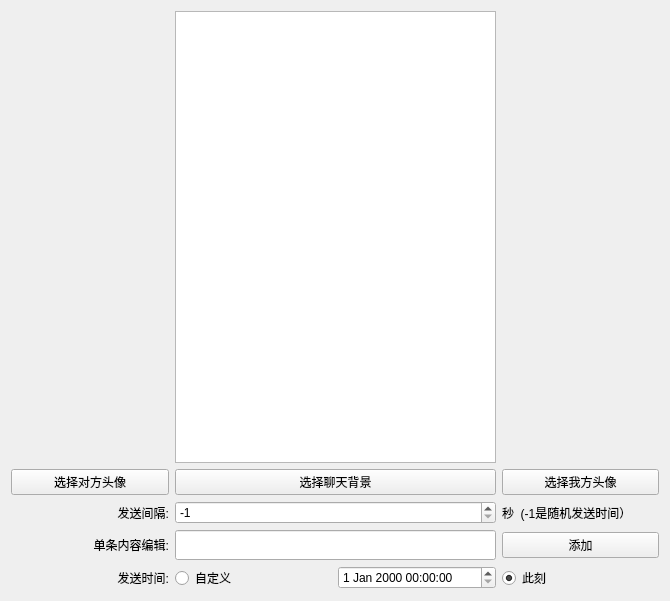
Before: the Qt Designer form configwidget.ui in coderKeyXie/wechat_simulate, drawn with Qt 5.
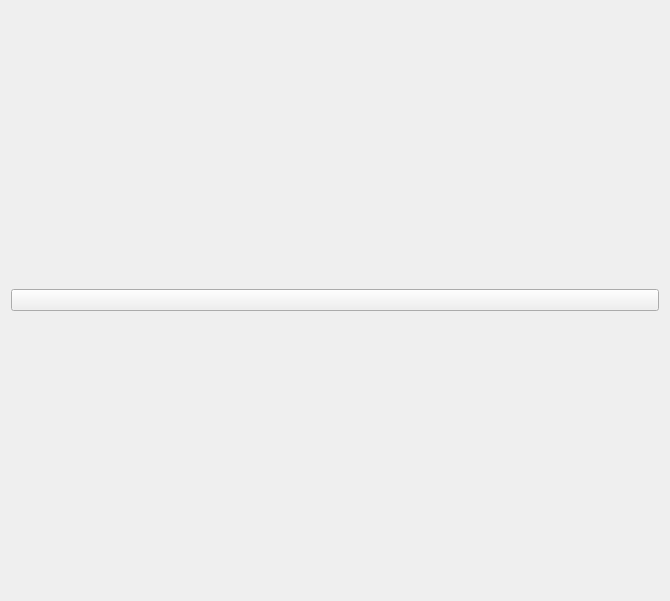
After: the same form once the commit is applied.

Commit message: 1.Added chat background support, 2.added avatar setting support 3.added sender modification support 4.added image sending function support

What changed in the file:
```diff
--- a/configwidget.ui
+++ b/configwidget.ui
@@ -14,132 +14,13 @@
    <string>Form</string>
   </property>
   <layout class="QGridLayout" name="gridLayout">
-   <item row="6" column="0">
-    <widget class="QLabel" name="label_4">
+   <item row="0" column="0">
+    <widget class="QPushButton" name="pushButton">
      <property name="text">
-      <string>发送时间:</string>
-     </property>
-     <property name="alignment">
-      <set>Qt::AlignRight|Qt::AlignTrailing|Qt::AlignVCenter</set>
-     </property>
-    </widget>
-   </item>
-   <item row="4" column="3">
-    <widget class="QLabel" name="label_2">
-     <property name="toolTip">
-      <string>随机0-5秒发送</string>
-     </property>
-     <property name="text">
-      <string>秒  (-1是随机发送时间）</string>
-     </property>
-    </widget>
-   </item>
-   <item row="4" column="1" colspan="2">
-    <widget class="QSpinBox" name="spinBox">
-     <property name="minimum">
-      <number>-1</number>
-     </property>
-     <property name="maximum">
-      <number>1000</number>
-     </property>
-     <property name="value">
-      <number>-1</number>
-     </property>
-    </widget>
-   </item>
-   <item row="6" column="1">
-    <widget class="QRadioButton" name="radioButton_2">
-     <property name="text">
-      <string>自定义</string>
-     </property>
-    </widget>
-   </item>
-   <item row="2" column="3">
-    <widget class="QPushButton" name="selfIconButton">
-     <property name="text">
-      <string>选择我方头像</string>
-     </property>
-    </widget>
-   </item>
-   <item row="6" column="3">
-    <widget class="QRadioButton" name="radioButton">
-     <property name="text">
-      <string>此刻</string>
-     </property>
-     <property name="checked">
-      <bool>true</bool>
-     </property>
-    </widget>
-   </item>
-   <item row="2" column="0">
-    <widget class="QPushButton" name="youIconButton">
-     <property name="text">
-      <string>选择对方头像</string>
-     </property>
-    </widget>
-   </item>
-   <item row="6" column="2">
-    <widget class="QDateTimeEdit" name="dateTimeEdit"/>
-   </item>
-   <item row="4" column="0">
-    <widget class="QLabel" name="label">
-     <property name="toolTip">
-      <string>默认随机发送</string>
-     </property>
-     <property name="text">
-      <string>发送间隔:</string>
-     </property>
-     <property name="alignment">
-      <set>Qt::AlignRight|Qt::AlignTrailing|Qt::AlignVCenter</set>
-     </property>
-    </widget>
-   </item>
-   <item row="5" column="3">
-    <widget class="QPushButton" name="appendMessagePushButton">
-     <property name="toolTip">
       <string/>
      </property>
-     <property name="text">
-      <string>添加</string>
-     </property>
     </widget>
    </item>
-   <item row="5" column="1" colspan="2">
-    <widget class="QLineEdit" name="lineEdit">
-     <property name="minimumSize">
-      <size>
-       <width>0</width>
-       <height>30</height>
-      </size>
-     </property>
-     <property name="maximumSize">
-      <size>
-       <width>16777215</width>
-       <height>30</height>
-      </size>
-     </property>
-    </widget>
-   </item>
-   <item row="2" column="1" colspan="2">
-    <widget class="QPushButton" name="backgroundButton">
-     <property name="text">
-      <string>选择聊天背景</string>
-     </property>
-    </widget>
-   </item>
-   <item row="5" column="0">
-    <widget class="QLabel" name="label_3">
-     <property name="text">
-      <string>单条内容编辑:</string>
-     </property>
-     <property name="alignment">
-      <set>Qt::AlignRight|Qt::AlignTrailing|Qt::AlignVCenter</set>
-     </property>
-    </widget>
-   </item>
-   <item row="0" column="1" colspan="2">
-    <widget class="QListView" name="listView"/>
-   </item>
   </layout>
  </widget>
  <resources/>
```
The commit also changes 24 other files.
